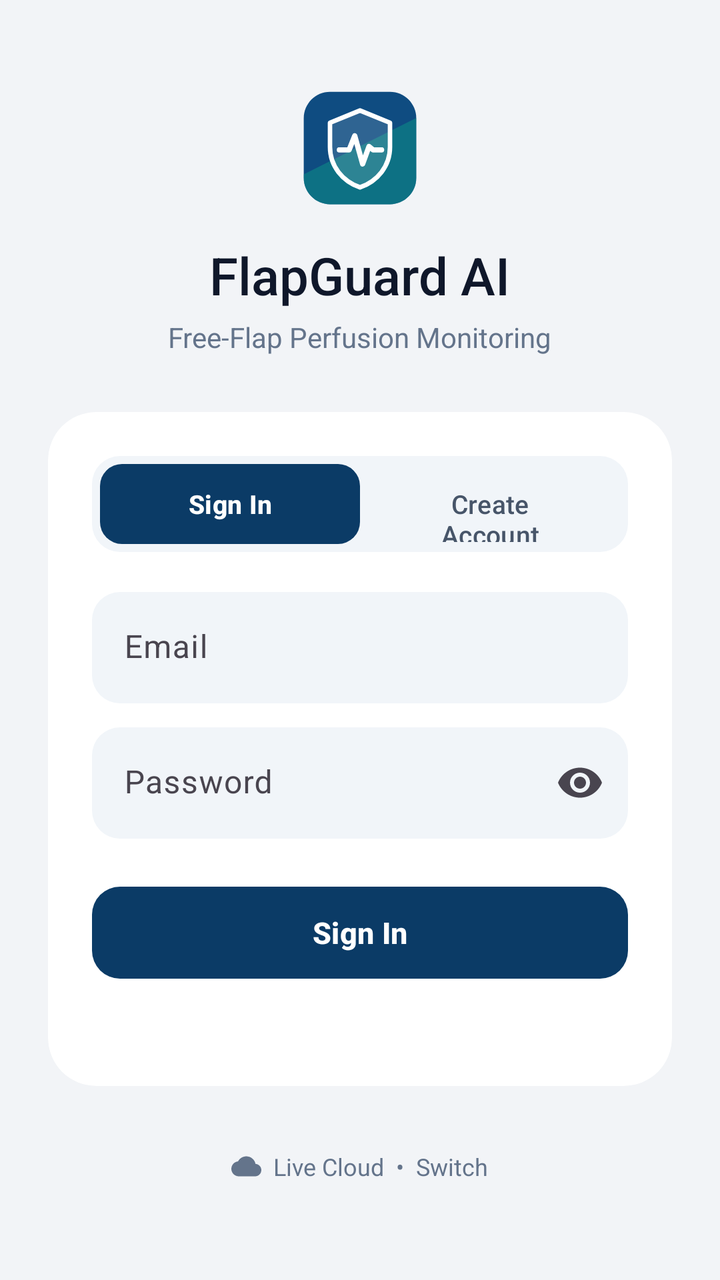
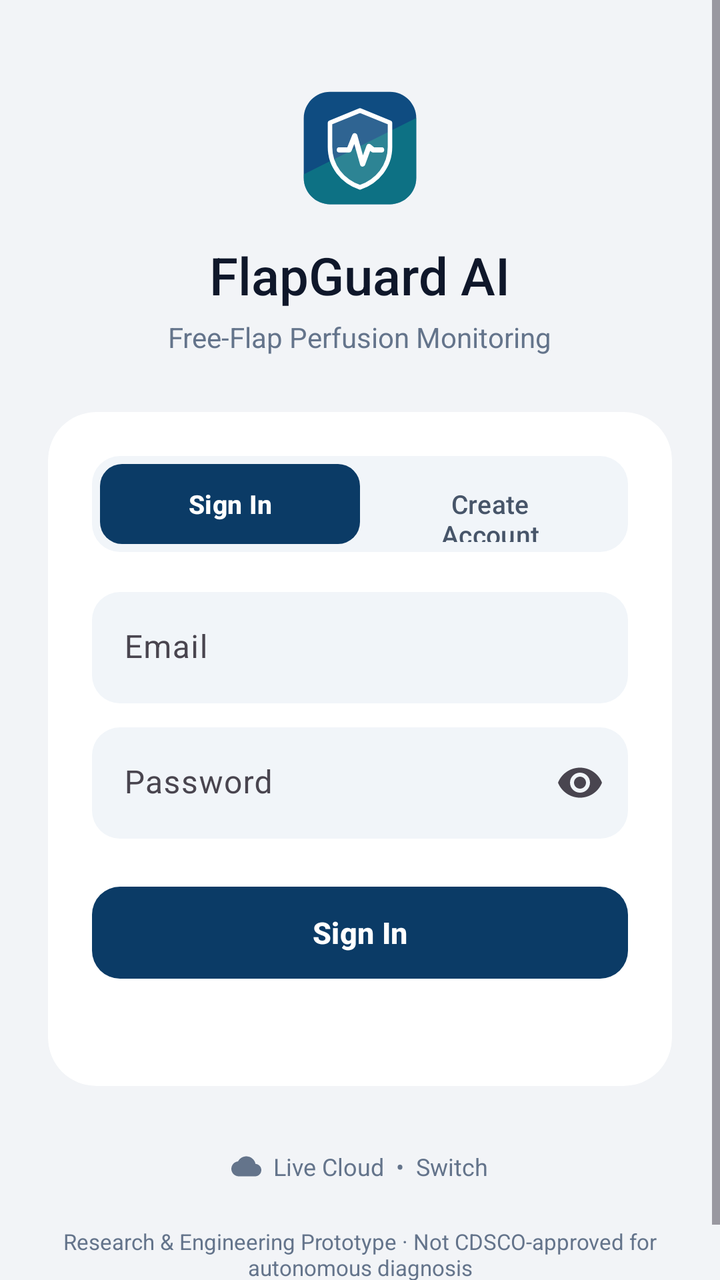

An Android layout rendered at two revisions. The XML below is the earlier revision; the diff shows what the commit changed to produce the second picture.
<!-- AndroidManifest.xml: application theme Theme.FlapGuardAI -->
<!-- res/layout/activity_main.xml -->
<?xml version="1.0" encoding="utf-8"?>
<ScrollView xmlns:android="http://schemas.android.com/apk/res/android"
    xmlns:app="http://schemas.android.com/apk/res-auto"
    android:layout_width="match_parent"
    android:layout_height="match_parent"
    android:background="@color/fg_bg"
    android:fillViewport="true">

    <LinearLayout
        android:layout_width="match_parent"
        android:layout_height="wrap_content"
        android:gravity="center_horizontal"
        android:orientation="vertical"
        android:paddingStart="24dp"
        android:paddingTop="44dp"
        android:paddingEnd="24dp"
        android:paddingBottom="28dp">

        <ImageView
            android:id="@+id/iv_brand_logo"
            android:layout_width="60dp"
            android:layout_height="60dp"
            android:contentDescription="FlapGuard AI Logo"
            android:src="@drawable/ic_brand_logo" />

        <TextView
            android:id="@+id/tv_brand_title"
            android:layout_width="wrap_content"
            android:layout_height="wrap_content"
            android:layout_marginTop="16dp"
            android:fontFamily="sans-serif-medium"
            android:text="FlapGuard AI"
            android:textColor="@color/fg_text_primary"
            android:textSize="26sp" />

        <TextView
            android:layout_width="wrap_content"
            android:layout_height="wrap_content"
            android:layout_marginTop="4dp"
            android:layout_marginBottom="28dp"
            android:text="Free-Flap Perfusion Monitoring"
            android:textColor="@color/fg_text_muted"
            android:textSize="14sp" />

        <com.google.android.material.card.MaterialCardView
            android:layout_width="match_parent"
            android:layout_height="wrap_content"
            app:cardBackgroundColor="@color/fg_surface"
            app:cardCornerRadius="24dp"
            app:cardElevation="0dp"
            app:strokeWidth="0dp">

            <LinearLayout
                android:layout_width="match_parent"
                android:layout_height="wrap_content"
                android:orientation="vertical"
                android:padding="22dp">

                <LinearLayout
                    android:layout_width="match_parent"
                    android:layout_height="wrap_content"
                    android:layout_marginBottom="20dp"
                    android:background="@drawable/bg_segment_track"
                    android:orientation="horizontal"
                    android:padding="4dp">

                    <com.google.android.material.button.MaterialButton
                        android:id="@+id/btn_mode_login"
                        android:layout_width="0dp"
                        android:layout_height="40dp"
                        android:layout_weight="1"
                        android:insetTop="0dp"
                        android:insetBottom="0dp"
                        android:text="Sign In"
                        android:textAllCaps="false"
                        android:textSize="13sp"
                        android:textStyle="bold"
                        app:backgroundTint="@color/fg_primary"
                        app:cornerRadius="11dp"
                        app:elevation="0dp" />

                    <com.google.android.material.button.MaterialButton
                        android:id="@+id/btn_mode_register"
                        android:layout_width="0dp"
                        android:layout_height="40dp"
                        android:layout_weight="1"
                        android:insetTop="0dp"
                        android:insetBottom="0dp"
                        android:text="Create Account"
                        android:textAllCaps="false"
                        android:textColor="@color/fg_text_secondary"
                        android:textSize="13sp"
                        app:backgroundTint="@android:color/transparent"
                        app:cornerRadius="11dp"
                        app:elevation="0dp" />
                </LinearLayout>

                <com.google.android.material.textfield.TextInputLayout
                    android:id="@+id/til_full_name"
                    style="@style/Widget.FlapGuard.InputFilled"
                    android:layout_width="match_parent"
                    android:layout_height="wrap_content"
                    android:layout_marginBottom="12dp"
                    android:hint="Full Name"
                    android:visibility="gone">

                    <com.google.android.material.textfield.TextInputEditText
                        android:id="@+id/et_full_name"
                        android:layout_width="match_parent"
                        android:layout_height="wrap_content"
                        android:inputType="textPersonName" />
                </com.google.android.material.textfield.TextInputLayout>

                <LinearLayout
                    android:id="@+id/layout_role_container"
                    android:layout_width="match_parent"
                    android:layout_height="wrap_content"
                    android:layout_marginBottom="14dp"
                    android:orientation="vertical"
                    android:visibility="gone">

                    <TextView
                        android:layout_width="wrap_content"
                        android:layout_height="wrap_content"
                        android:layout_marginBottom="6dp"
                        android:text="Role"
                        android:textColor="@color/fg_text_muted"
                        android:textSize="12sp" />

                    <com.google.android.material.chip.ChipGroup
                        android:id="@+id/chip_group_role"
                        android:layout_width="match_parent"
                        android:layout_height="wrap_content"
                        app:selectionRequired="true"
                        app:singleSelection="true">

                        <com.google.android.material.chip.Chip
                            android:id="@+id/chip_role_surgeon"
                            style="@style/Widget.Material3.Chip.Filter"
                            android:layout_width="wrap_content"
                            android:layout_height="wrap_content"
                            android:checked="true"
                            android:text="Surgeon"
                            android:textColor="@color/selector_chip_text"
                            app:checkedIconVisible="false"
                            app:chipBackgroundColor="@color/selector_chip_bg"
                            app:chipStrokeWidth="0dp" />

                        <com.google.android.material.chip.Chip
                            android:id="@+id/chip_role_nurse"
                            style="@style/Widget.Material3.Chip.Filter"
                            android:layout_width="wrap_content"
                            android:layout_height="wrap_content"
                            android:text="Nurse"
                            android:textColor="@color/selector_chip_text"
                            app:checkedIconVisible="false"
                            app:chipBackgroundColor="@color/selector_chip_bg"
                            app:chipStrokeWidth="0dp" />

                        <com.google.android.material.chip.Chip
                            android:id="@+id/chip_role_resident"
                            style="@style/Widget.Material3.Chip.Filter"
                            android:layout_width="wrap_content"
                            android:layout_height="wrap_content"
                            android:text="Resident"
                            android:textColor="@color/selector_chip_text"
                            app:checkedIconVisible="false"
                            app:chipBackgroundColor="@color/selector_chip_bg"
                            app:chipStrokeWidth="0dp" />

                        <com.google.android.material.chip.Chip
                            android:id="@+id/chip_role_admin"
                            style="@style/Widget.Material3.Chip.Filter"
                            android:layout_width="wrap_content"
                            android:layout_height="wrap_content"
                            android:text="Admin"
                            android:textColor="@color/selector_chip_text"
                            app:checkedIconVisible="false"
                            app:chipBackgroundColor="@color/selector_chip_bg"
                            app:chipStrokeWidth="0dp" />
                    </com.google.android.material.chip.ChipGroup>
                </LinearLayout>

                <com.google.android.material.textfield.TextInputLayout
                    android:id="@+id/til_email"
                    style="@style/Widget.FlapGuard.InputFilled"
                    android:layout_width="match_parent"
                    android:layout_height="wrap_content"
                    android:layout_marginBottom="12dp"
                    android:hint="Email">

                    <com.google.android.material.textfield.TextInputEditText
                        android:id="@+id/et_email"
                        android:layout_width="match_parent"
                        android:layout_height="wrap_content"
                        android:inputType="textEmailAddress" />
                </com.google.android.material.textfield.TextInputLayout>

                <com.google.android.material.textfield.TextInputLayout
                    android:id="@+id/til_password"
                    style="@style/Widget.FlapGuard.InputFilled"
                    android:layout_width="match_parent"
                    android:layout_height="wrap_content"
                    android:layout_marginBottom="20dp"
                    android:hint="Password"
                    app:endIconMode="password_toggle">

                    <com.google.android.material.textfield.TextInputEditText
                        android:id="@+id/et_password"
                        android:layout_width="match_parent"
                        android:layout_height="wrap_content"
                        android:inputType="textPassword" />
                </com.google.android.material.textfield.TextInputLayout>

                <com.google.android.material.button.MaterialButton
                    android:id="@+id/btn_auth_submit"
                    android:layout_width="match_parent"
                    android:layout_height="54dp"
                    android:text="Sign In"
                    android:textAllCaps="false"
                    android:textSize="15sp"
                    android:textStyle="bold"
                    app:backgroundTint="@color/fg_primary"
                    app:cornerRadius="14dp"
                    app:elevation="0dp" />

                <ProgressBar
                    android:id="@+id/progress_auth"
                    android:layout_width="24dp"
                    android:layout_height="24dp"
                    android:layout_gravity="center_horizontal"
                    android:layout_marginTop="12dp"
                    android:indeterminateTint="@color/fg_primary"
                    android:visibility="gone" />

                <TextView
                    android:id="@+id/tv_auth_status"
                    android:layout_width="match_parent"
                    android:layout_height="wrap_content"
                    android:layout_marginTop="10dp"
                    android:gravity="center"
                    android:text=""
                    android:textColor="@color/fg_text_secondary"
                    android:textSize="13sp" />
            </LinearLayout>
        </com.google.android.material.card.MaterialCardView>

        <LinearLayout
            android:id="@+id/btn_connection_settings"
            android:layout_width="wrap_content"
            android:layout_height="wrap_content"
            android:layout_marginTop="24dp"
            android:background="?attr/selectableItemBackground"
            android:clickable="true"
            android:focusable="true"
            android:gravity="center_vertical"
            android:orientation="horizontal"
            android:paddingStart="12dp"
            android:paddingTop="8dp"
            android:paddingEnd="12dp"
            android:paddingBottom="8dp">

            <ImageView
                android:layout_width="15dp"
                android:layout_height="15dp"
                android:contentDescription="Connection"
                android:src="@drawable/ic_cloud"
                app:tint="@color/fg_text_muted" />

            <TextView
                android:id="@+id/tv_connection_pill"
                android:layout_width="wrap_content"
                android:layout_height="wrap_content"
                android:layout_marginStart="6dp"
                android:text="Live Cloud  •  Switch"
                android:textColor="@color/fg_text_muted"
                android:textSize="12sp" />
        </LinearLayout>
    </LinearLayout>
</ScrollView>
<!-- resources referenced by this layout -->
<resources>
  <color name="fg_bg">#F2F4F7</color>
  <color name="fg_primary">#0B3B66</color>
  <color name="fg_surface">#FFFFFF</color>
  <color name="fg_text_muted">#64748B</color>
  <color name="fg_text_primary">#0F172A</color>
  <color name="fg_text_secondary">#475569</color>
  <!-- drawable bg_segment_track (drawable) -->
  <?xml version="1.0" encoding="utf-8"?>
  <shape xmlns:android="http://schemas.android.com/apk/res/android" android:shape="rectangle">
      <solid android:color="@color/fg_surface_soft" />
      <corners android:radius="14dp" />
  </shape>
  <!-- drawable ic_cloud (drawable) -->
  <?xml version="1.0" encoding="utf-8"?>
  <vector xmlns:android="http://schemas.android.com/apk/res/android"
      android:width="24dp"
      android:height="24dp"
      android:viewportWidth="24"
      android:viewportHeight="24">
      <path
          android:fillColor="#0F172A"
          android:pathData="M19.35,10.04C18.67,6.59 15.64,4 12,4 9.11,4 6.6,5.64 5.35,8.04 2.34,8.36 0,10.91 0,14c0,3.31 2.69,6 6,6h13c2.76,0 5,-2.24 5,-5 0,-2.64 -2.05,-4.78 -4.65,-4.96z" />
  </vector>
  <style name="Widget.FlapGuard.InputFilled" parent="Widget.Material3.TextInputLayout.FilledBox">
          <item name="boxBackgroundColor">@color/fg_input_bg</item>
          <item name="boxStrokeWidth">0dp</item>
          <item name="boxStrokeWidthFocused">1.5dp</item>
          <item name="boxStrokeColor">@color/fg_primary</item>
          <item name="boxCornerRadiusTopStart">14dp</item>
          <item name="boxCornerRadiusTopEnd">14dp</item>
          <item name="boxCornerRadiusBottomStart">14dp</item>
          <item name="boxCornerRadiusBottomEnd">14dp</item>
          <item name="hintTextColor">@color/fg_text_muted</item>
      </style>
  <style name="Theme.FlapGuardAI" parent="Base.Theme.FlapGuardAI" />
  <color name="fg_surface_soft">#F1F5F9</color>
  <color name="fg_input_bg">#F1F5F9</color>
  <style name="Base.Theme.FlapGuardAI" parent="Theme.Material3.Light.NoActionBar">
          <item name="colorPrimary">@color/fg_primary</item>
          <item name="colorOnPrimary">@color/white</item>
          <item name="colorPrimaryContainer">@color/fg_primary_soft</item>
          <item name="colorOnPrimaryContainer">@color/fg_primary</item>
          <item name="colorSecondary">@color/fg_accent</item>
          <item name="colorOnSecondary">@color/white</item>
          <item name="colorSecondaryContainer">@color/fg_primary_soft</item>
          <item name="colorOnSecondaryContainer">@color/fg_primary</item>
          <item name="colorSurface">@color/fg_surface</item>
          <item name="colorSurfaceVariant">@color/fg_surface_soft</item>
          <item name="colorOutline">@color/fg_border</item>
          <item name="android:windowBackground">@color/fg_bg</item>
          <item name="android:statusBarColor">@color/fg_bg</item>
          <item name="android:windowLightStatusBar">true</item>
      </style>
  <color name="white">#FFFFFF</color>
  <color name="fg_primary_soft">#EBF3FA</color>
  <color name="fg_accent">#0D9488</color>
  <color name="fg_border">#E2E8F0</color>
  <!-- unchanged entries left out for length: 1 -->
</resources>

<!-- the commit's change to res/layout/activity_main.xml (unified diff, before → after) -->
@@ -276,5 +276,13 @@
                 android:textColor="@color/fg_text_muted"
                 android:textSize="12sp" />
         </LinearLayout>
+        <TextView
+            android:layout_width="match_parent"
+            android:layout_height="wrap_content"
+            android:layout_marginTop="14dp"
+            android:gravity="center"
+            android:text="Research &amp; Engineering Prototype · Not CDSCO-approved for autonomous diagnosis"
+            android:textColor="@color/fg_text_muted"
+            android:textSize="11sp" />
     </LinearLayout>
 </ScrollView>
